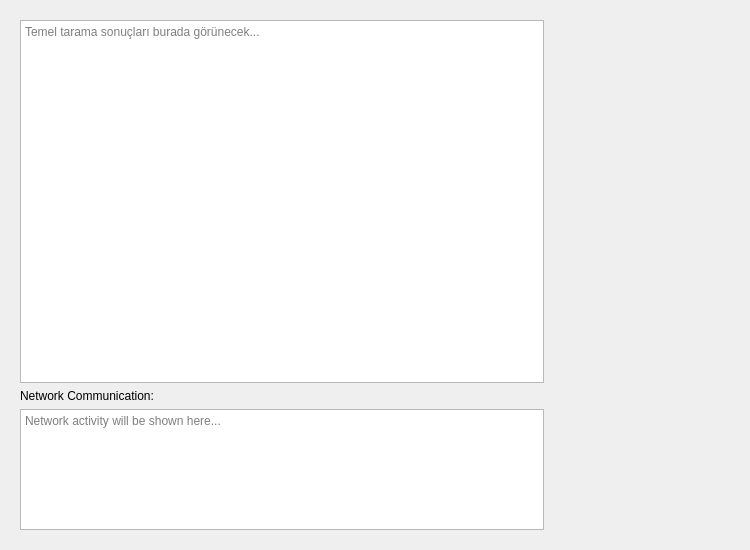
This is UI/Widgets/Dashboard/DashboardWidget.ui in Ekremunalytu/AVProjectUi as Qt 5 draws it before an edit. The edited form follows.
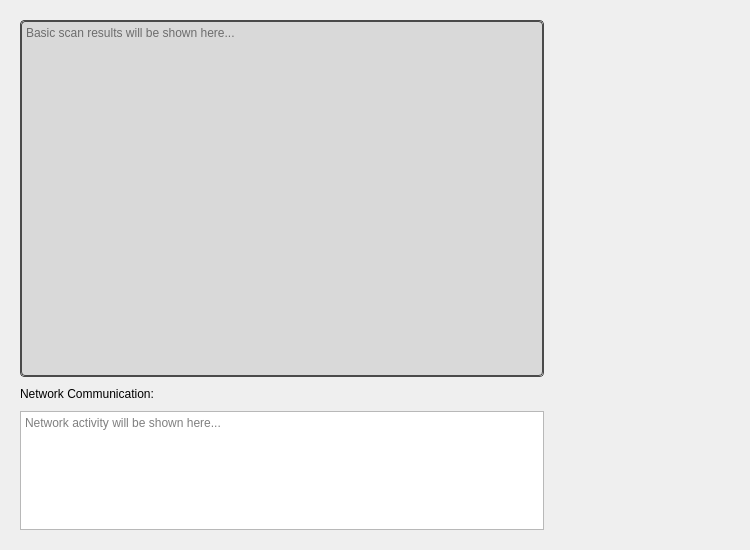
This is the edited form. Icons and pictures are not drawn.

What changed in the file:
```diff
--- a/UI/Widgets/Dashboard/DashboardWidget.ui
+++ b/UI/Widgets/Dashboard/DashboardWidget.ui
@@ -17,6 +17,9 @@
    <item>
     <widget class="QWidget" name="leftPanelWidget" native="true">
      <layout class="QVBoxLayout" name="leftPanelVerticalLayout">
+      <property name="spacing">
+       <number>10</number>
+      </property>
       <item>
        <widget class="QStackedWidget" name="scanResultsStackedWidget">
         <property name="sizePolicy">
@@ -35,19 +38,50 @@
           <property name="rightMargin"><number>0</number></property>
           <property name="bottomMargin"><number>0</number></property>
           <item>
+           <widget class="QFrame" name="basicScanResultsFrame">
+            <property name="sizePolicy">
+             <sizepolicy hsizetype="Expanding" vsizetype="Expanding">
+              <horstretch>0</horstretch>
+              <verstretch>1</verstretch>
+             </sizepolicy>
+            </property>
+            <property name="frameShape">
+             <enum>QFrame::StyledPanel</enum>
+            </property>
+            <property name="frameShadow">
+             <enum>QFrame::Sunken</enum>
+            </property>
+            <property name="styleSheet">
+             <string>
+QFrame {
+    border: 1px solid #4A4A4A;
+    background-color: rgba(0, 0, 0, 0.05);
+    border-radius: 4px;
+}
+             </string>
+            </property>
+            <layout class="QVBoxLayout" name="basicScanResultsFrameLayout">
+             <property name="leftMargin"><number>0</number></property>
+             <property name="topMargin"><number>0</number></property>
+             <property name="rightMargin"><number>0</number></property>
+             <property name="bottomMargin"><number>0</number></property>
+             <item>
            <widget class="QTextEdit" name="basicScanResultsTextEdit">
             <property name="sizePolicy">
-             <sizepolicy hsizetype="Expanding" vsizetype="Expanding">
+                <sizepolicy hsizetype="Expanding" vsizetype="Preferred">
               <horstretch>0</horstretch>
-              <verstretch>1</verstretch>
+                 <verstretch>0</verstretch>
              </sizepolicy>
             </property>
             <property name="readOnly">
              <bool>true</bool>
             </property>
             <property name="placeholderText">
-             <string>Temel tarama sonuçları burada görünecek...</string>
-            </property>
+                <string>Basic scan results will be shown here...</string>
+               </property>
+              </widget>
+             </item>
+            </layout>
            </widget>
           </item>
          </layout>
```
Left out of the diff: 35 changed lines with no effect on the pictures. Lines whose indentation alone changed are shown as unchanged.
